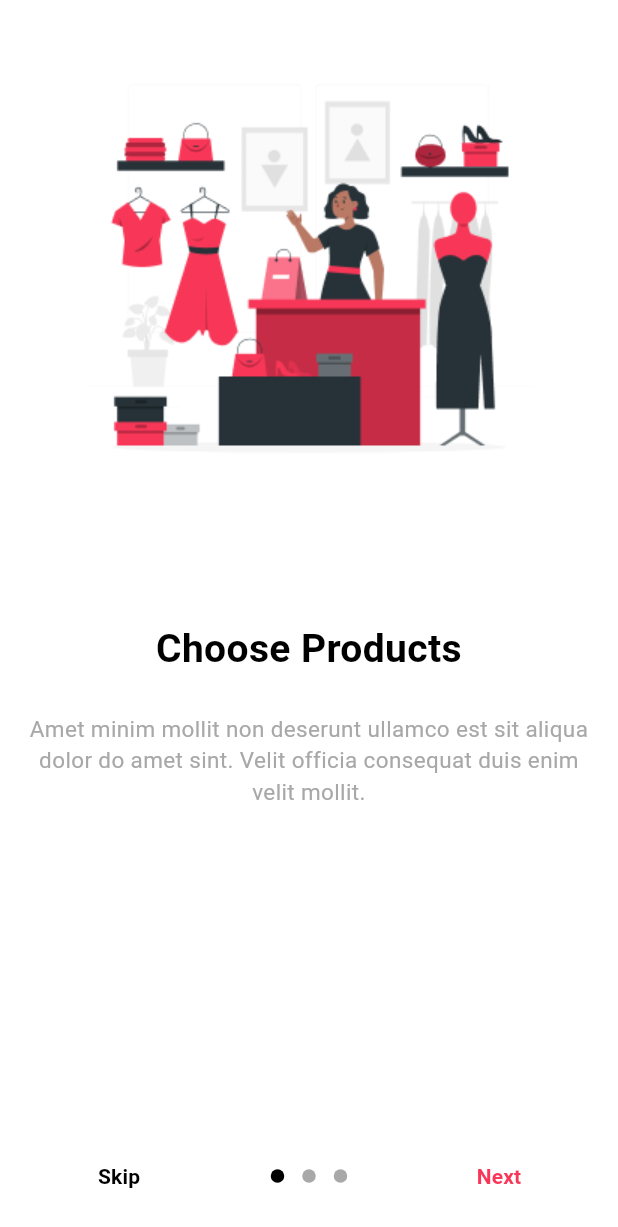
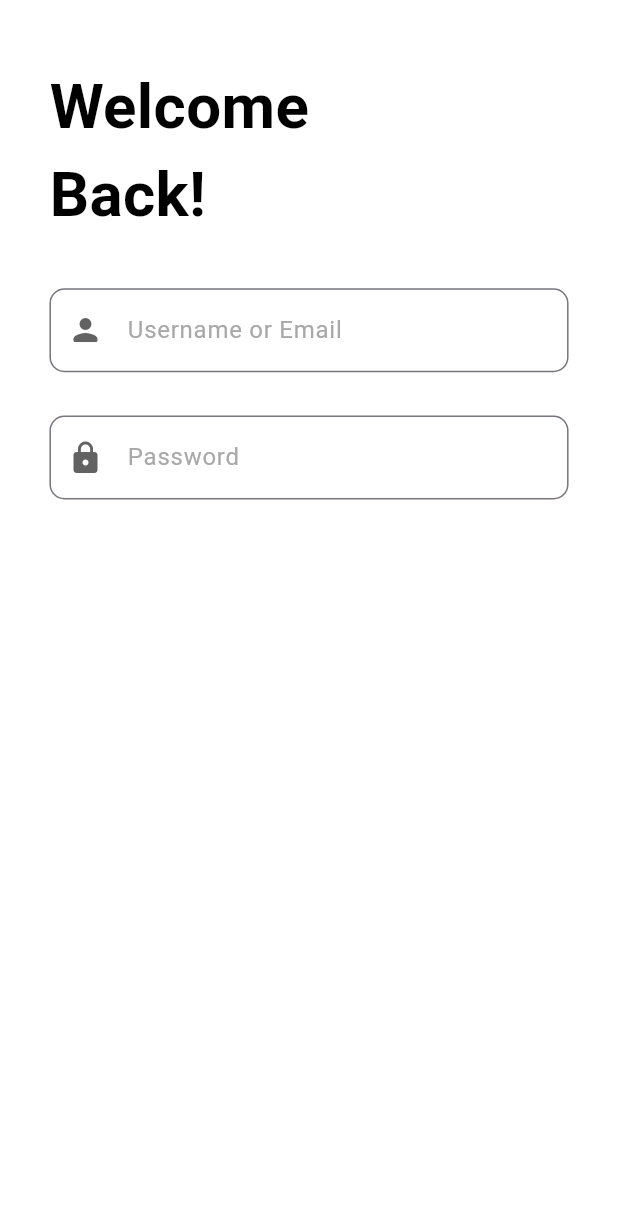
Before and after one commit to Mohammedsajadvt/stylish, a Flutter app: the screen it shows after launch, after a tap on "Skip", on a phone screen of 412 x 824 dp. Shown: the top 1227 px of the screen. Run offline on Flutter 3.47's test engine with Material 3 defaults, Android fonts, the phone set to English and light mode, and no system bars; drawn by our look-alikes of introduction_screen; our stand-ins replace firebase_core; accounts and stored records are empty.

Commit message:
Added navigation onboarding

```diff
--- a/lib/presentation/screens/onboarding_screen.dart
+++ b/lib/presentation/screens/onboarding_screen.dart
@@ -13,47 +13,69 @@ class OnboardingScreen extends StatelessWidget {
             pages: [
               PageViewModel(
                 title: "Choose Products",
-              body: "Amet minim mollit non deserunt ullamco est sit aliqua dolor do amet sint. Velit officia consequat duis enim velit mollit.",
-              image:  Center(child: Image.asset(AppImages.fashionShop)),
+                body:
+                    "Amet minim mollit non deserunt ullamco est sit aliqua dolor do amet sint. Velit officia consequat duis enim velit mollit.",
+                image: Center(child: Image.asset(AppImages.fashionShop)),
                 decoration: const PageDecoration(
                   pageColor: AppColors.primary,
-                titleTextStyle: TextStyle(fontSize: 26, fontWeight: FontWeight.bold,color: AppColors.secondary),
-                bodyTextStyle: TextStyle(fontSize: 15,color: AppColors.grey),
+                  titleTextStyle: TextStyle(
+                      fontSize: 26,
+                      fontWeight: FontWeight.bold,
+                      color: AppColors.secondary),
+                  bodyTextStyle: TextStyle(fontSize: 15, color: AppColors.grey),
                 ),
               ),
               PageViewModel(
                 title: "Make Payment",
-              body: "Amet minim mollit non deserunt ullamco est sit aliqua dolor do amet sint. Velit officia consequat duis enim velit mollit.",
-              image:  Center(child: Image.asset(AppImages.salesConsulting)),
+                body:
+                    "Amet minim mollit non deserunt ullamco est sit aliqua dolor do amet sint. Velit officia consequat duis enim velit mollit.",
+                image: Center(child: Image.asset(AppImages.salesConsulting)),
                 decoration: const PageDecoration(
                   pageColor: AppColors.primary,
-                titleTextStyle: TextStyle(fontSize: 26, fontWeight: FontWeight.bold,color: AppColors.secondary),
-                bodyTextStyle: TextStyle(fontSize: 15,color: AppColors.grey),
+                  titleTextStyle: TextStyle(
+                      fontSize: 26,
+                      fontWeight: FontWeight.bold,
+                      color: AppColors.secondary),
+                  bodyTextStyle: TextStyle(fontSize: 15, color: AppColors.grey),
                 ),
               ),
               PageViewModel(
                 title: "Get Your Order",
-              body: "Amet minim mollit non deserunt ullamco est sit aliqua dolor do amet sint. Velit officia consequat duis enim velit mollit.",
-              image:  Center(child: Image.asset(AppImages.shoppingBag)),
+                body:
+                    "Amet minim mollit non deserunt ullamco est sit aliqua dolor do amet sint. Velit officia consequat duis enim velit mollit.",
+                image: Center(child: Image.asset(AppImages.shoppingBag)),
                 decoration: const PageDecoration(
                   pageColor: AppColors.primary,
-                titleTextStyle: TextStyle(fontSize: 26, fontWeight: FontWeight.bold,color: AppColors.secondary),
-                bodyTextStyle: TextStyle(fontSize: 15,color: AppColors.grey),
+                  titleTextStyle: TextStyle(
+                      fontSize: 26,
+                      fontWeight: FontWeight.bold,
+                      color: AppColors.secondary),
+                  bodyTextStyle: TextStyle(fontSize: 15, color: AppColors.grey),
                 ),
               ),
             ],
             onDone: () {
-
+              Navigator.of(context).pushNamed('/signin');
             },
             onSkip: () {
-
+              Navigator.of(context).pushNamed('/signin');
             },
             showSkipButton: true,
-          skip: const Text("Skip",style: TextStyle(color: AppColors.secondary,fontWeight: FontWeight.bold),),
-          next: const Text("Next",style: TextStyle(fontWeight: FontWeight.bold,color: AppColors.red)),
-          done: const Text("Get Started", style: TextStyle(fontWeight: FontWeight.bold,color: AppColors.red)),
-          dotsDecorator: const DotsDecorator(color: AppColors.grey,activeColor: AppColors.secondary,)
+            skip: const Text(
+              "Skip",
+              style: TextStyle(
+                  color: AppColors.secondary, fontWeight: FontWeight.bold),
             ),
+            next: const Text("Next",
+                style: TextStyle(
+                    fontWeight: FontWeight.bold, color: AppColors.red)),
+            done: const Text("Get Started",
+                style: TextStyle(
+                    fontWeight: FontWeight.bold, color: AppColors.red)),
+            dotsDecorator: const DotsDecorator(
+              color: AppColors.grey,
+              activeColor: AppColors.secondary,
+            )),
       ),
     );
   }
--- /dev/null
+++ b/lib/presentation/screens/signin_screen.dart
@@ -0,0 +1,76 @@
+import 'package:flutter/material.dart';
+import 'package:stylish/presentation/widgets/cutom_title.dart';
+import 'package:stylish/utils/constants.dart';
+import 'package:stylish/utils/helpers.dart';
+
+class SigninScreen extends StatelessWidget {
+  const SigninScreen({super.key});
+
+  @override
+  Widget build(BuildContext context) {
+    return Scaffold(
+      backgroundColor: AppColors.primary,
+      body: SafeArea(
+        child: Padding(
+          padding: EdgeInsets.only(
+              left: ResponsiveHelper.getScreenWidth(context) * 0.080,
+              right: ResponsiveHelper.getScreenWidth(context) * 0.080,
+              top: ResponsiveHelper.getScreenWidth(context) * 0.100),
+          child: Column(
+            children: [
+              const Row(
+                children: [
+                  CutomTitle(
+                    title: 'Welcome\nBack!',
+                  )
+                ],
+              ),
+              SizedBox(
+                height: ResponsiveHelper.getScreenHeight(context) * 0.040,
+              ),
+              TextField(
+                decoration: InputDecoration(
+                    prefixIcon: const Icon(
+                      Icons.person_rounded,
+                      color: AppColors.textfieldIcon,
+                    ),
+                    hintText: 'Username or Email',
+                    hintStyle: const TextStyle(
+                        color: AppColors.textfieldBorderandHintText),
+                    border: OutlineInputBorder(
+                        borderRadius: BorderRadius.circular(10),
+                        borderSide: const BorderSide(
+                            color: AppColors.textfieldBorderandHintText)),
+                    focusedBorder: OutlineInputBorder(
+                        borderSide: const BorderSide(
+                            color: AppColors.textfieldBorderandHintText),
+                        borderRadius: BorderRadius.circular(10))),
+              ),
+              SizedBox(
+                height: ResponsiveHelper.getScreenHeight(context) * 0.035,
+              ),
+              TextField(
+                decoration: InputDecoration(
+                    prefixIcon: const Icon(
+                      Icons.lock,
+                      color: AppColors.textfieldIcon,
+                    ),
+                    hintText: 'Password',
+                    hintStyle: const TextStyle(
+                        color: AppColors.textfieldBorderandHintText),
+                    border: OutlineInputBorder(
+                        borderRadius: BorderRadius.circular(10),
+                        borderSide: const BorderSide(
+                            color: AppColors.textfieldBorderandHintText)),
+                    focusedBorder: OutlineInputBorder(
+                        borderSide: const BorderSide(
+                            color: AppColors.textfieldBorderandHintText),
+                        borderRadius: BorderRadius.circular(10))),
+              ),
+            ],
+          ),
+        ),
+      ),
+    );
+  }
+}
--- /dev/null
+++ b/lib/presentation/screens/signup_screen.dart
@@ -0,0 +1,10 @@
+import 'package:flutter/material.dart';
+
+class SignupScreen extends StatelessWidget {
+  const SignupScreen({super.key});
+
+  @override
+  Widget build(BuildContext context) {
+    return Scaffold();
+  }
+}
--- /dev/null
+++ b/lib/presentation/widgets/cutom_title.dart
@@ -0,0 +1,23 @@
+import 'package:flutter/material.dart';
+import 'package:stylish/utils/constants.dart';
+import 'package:stylish/utils/helpers.dart';
+
+class CutomTitle extends StatelessWidget {
+  final String title;
+  const CutomTitle({
+    super.key,
+    required this.title,
+  });
+
+  @override
+  Widget build(BuildContext context) {
+    double titleFontSize = ResponsiveHelper.getScreenHeight(context) * 0.050;
+    return Text(
+      title,
+      style: TextStyle(
+          color: AppColors.secondary,
+          fontSize: titleFontSize,
+          fontWeight: FontWeight.bold),
+    );
+  }
+}
--- a/lib/routes/app_routes.dart
+++ b/lib/routes/app_routes.dart
@@ -1,20 +1,27 @@
 import 'package:flutter/material.dart';
 import 'package:stylish/presentation/screens/onboarding_screen.dart';
+import 'package:stylish/presentation/screens/signin_screen.dart';
+import 'package:stylish/presentation/screens/signup_screen.dart';
 import 'package:stylish/presentation/screens/splash_screen.dart';
 
 class AppRoutes {
   static const String splashscreen = '/';
-  static const String  onboarding = '/onboarding';
+  static const String onboarding = '/onboarding';
+  static const String signin = '/signin';
+  static const String signup = '/signup';
 
   static Route<dynamic> generateRoute(RouteSettings settings) {
     switch (settings.name) {
       case splashscreen:
         return MaterialPageRoute(builder: (_) => const SplashScreen());
       case onboarding:
-        final args = settings.arguments as String?;
         return MaterialPageRoute(
           builder: (_) => const OnboardingScreen()
         );
+      case signin:
+        return MaterialPageRoute(builder: (_) => const SigninScreen());
+      case signup:
+        return MaterialPageRoute(builder: (_) => const SignupScreen());
       default:
         return MaterialPageRoute(
           builder: (_) => Scaffold(
--- a/lib/utils/constants.dart
+++ b/lib/utils/constants.dart
@@ -14,8 +14,13 @@ class AppImages {
 
 // Colors
 class AppColors {
+  // All
   static const Color primary = Color(0xffFFFFFF);
   static const Color secondary = Color(0xff000000);
   static const Color red = Color(0xffF83758);
   static const Color grey = Color(0xffA8A8A9);
+  // TextField
+  static const Color textfieldIcon = Color(0xff626262);
+  static const Color textfieldBorderandHintText = Color(0xffA8A8A9);
+  static const textfieldBackground = Color(0xffF3F3F3);
 }
--- a/lib/utils/helpers.dart
+++ b/lib/utils/helpers.dart
@@ -0,0 +1,13 @@
+import 'package:flutter/widgets.dart';
+
+class ResponsiveHelper {
+// Get screen height
+ static double getScreenWidth(BuildContext context) {
+    return MediaQuery.of(context).size.width;
+  }
+
+  // Get screen height
+  static double getScreenHeight(BuildContext context) {
+    return MediaQuery.of(context).size.height;
+  }
+}
```
Lines whose indentation alone changed are shown as unchanged.
